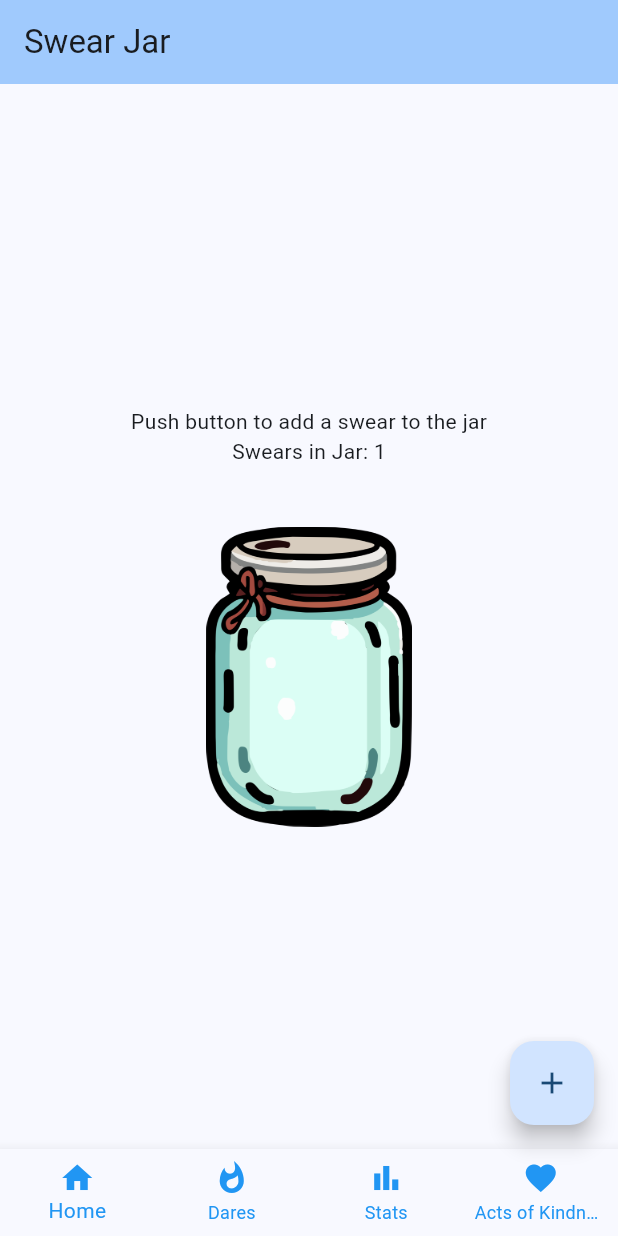
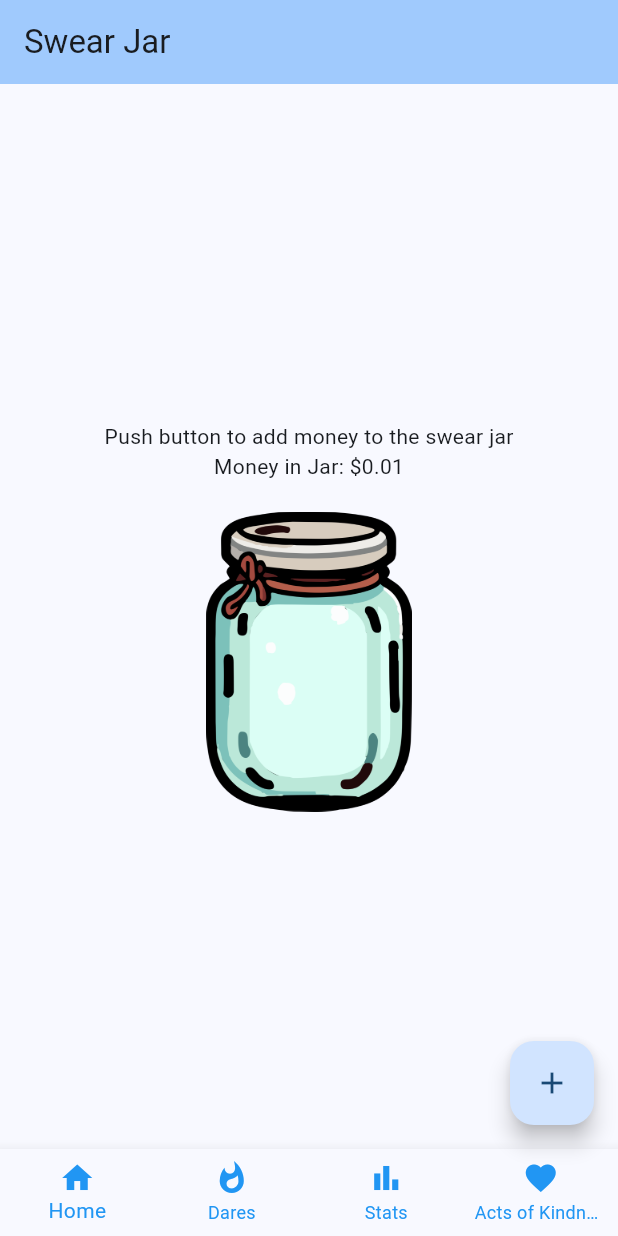
Before and after one commit to hasangha04/SwearJar, a Flutter app: the screen it shows after launch, after a tap on the "add" icon, on a phone screen of 412 x 824 dp. Run offline on Flutter 3.47's test engine with Material 3 defaults, Android fonts, the phone set to English and light mode, and no system bars; our stand-ins replace cloud_firestore, firebase_core, yaml; accounts and stored records are empty.

Commit message:
Added the functionality of adding money into the jars. Made sure it increments the more you swear with a limit at .25 cents.

```diff
--- a/lib/main.dart
+++ b/lib/main.dart
@@ -49,15 +49,28 @@ class MyJarPage extends StatefulWidget {
 
 class _MyJarPageState extends State<MyJarPage> {
   int _counter = 0;
+  int _moneyInCents = 0;
   int _selectedIndex = 0;
+
   void _incrementCounter() {
     setState(() {
       _counter++;
+      if (_counter > 30) {
+        _moneyInCents += 25;
+      } else if (_counter > 20) {
+        _moneyInCents += 10;
+      } else if (_counter > 10) {
+        _moneyInCents += 5;
+      } else {
+        _moneyInCents += 1;
+      }
     });
   }
 
   @override
   Widget build(BuildContext context) {
+    double moneyInDollars = _moneyInCents / 100.0;
+
     return Scaffold(
       appBar: AppBar(
         backgroundColor: Theme.of(context).colorScheme.inversePrimary,
@@ -68,12 +81,11 @@ class _MyJarPageState extends State<MyJarPage> {
           mainAxisAlignment: MainAxisAlignment.center,
           children: <Widget>[
             const Text(
-              'Push button to add a swear to the jar',
+              'Push button to add money to the swear jar',
             ),
             Text(
-              'Swears in Jar: $_counter',
+              'Money in Jar: \$${moneyInDollars.toStringAsFixed(2)}',
             ),
-            const SizedBox(height: 20),
             const SizedBox(height: 20),
             Image.asset(
               'jar.png',
@@ -93,6 +105,7 @@ class _MyJarPageState extends State<MyJarPage> {
     );
   }
 }
+
 
 // dares page, shows dares
 class DaresPage extends StatelessWidget {
```
